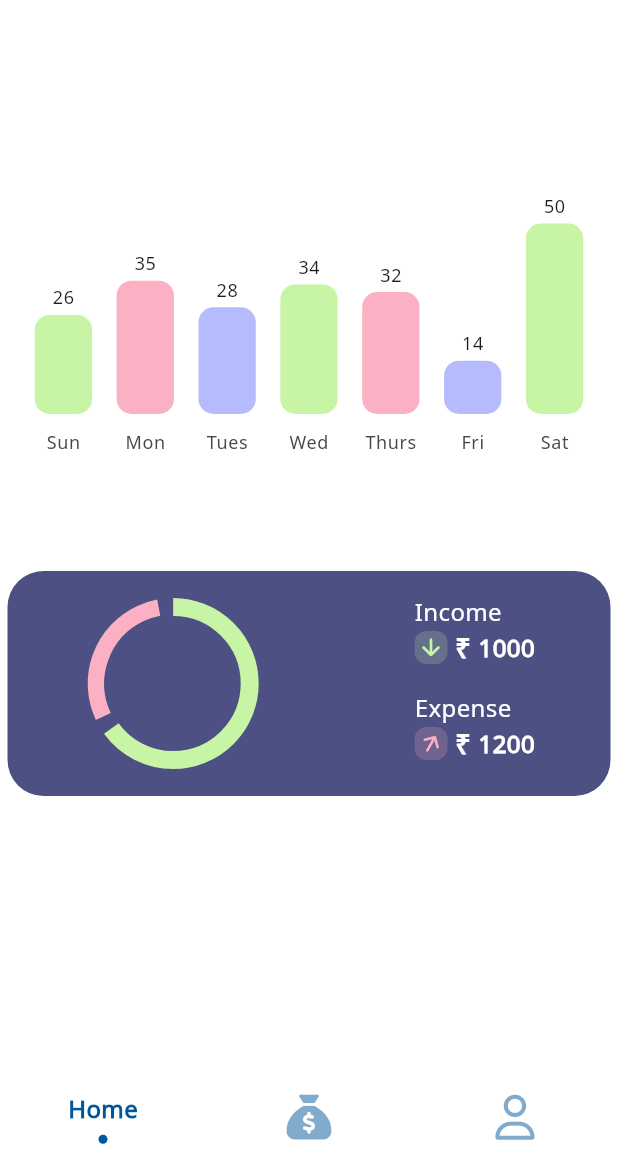
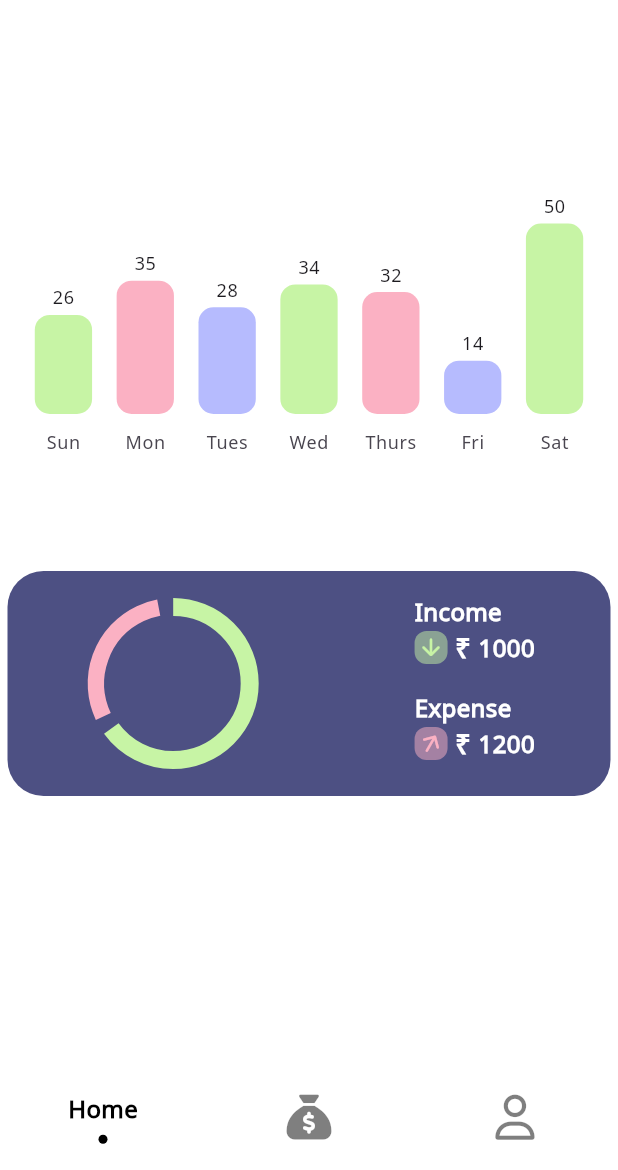
Before and after one commit to Kaizoku01/PayPlan, a Flutter app: the screen it shows after launch, on a phone screen of 412 x 824 dp, the part 66-1236 px from its top. Run offline on Flutter 3.47's test engine with Material 3 defaults, Android fonts, the phone set to English and light mode, and no system bars; drawn by our look-alikes of sliding_clipped_nav_bar, syncfusion_flutter_gauges; our stand-ins replace flutter_svg, font_awesome_flutter, syncfusion_flutter_charts.

Commit message:
dynamic-theming-implemented

```diff
--- a/lib/common/theme/app_color_scheme.dart
+++ b/lib/common/theme/app_color_scheme.dart
@@ -11,6 +11,22 @@ class PayPlanColorScheme {
   static Color get darkFont1 => const Color(0xffffffff);
 
   static Color get lightFont1 => const Color(0xff000000);
+
+  static Color get lightIncomeColor => const Color(0xffC7F4A5);
+
+  static Color get lightExpenseColor => const Color(0xffFBB1C3);
+
+  static Color get lightPrimaryColor1 => const Color(0xff4D5083);
+
+  static Color get lightPrimaryColor2 => const Color(0xffB6BBFE);
+
+  static Color get darkIncomeColor => const Color(0xff92E752);
+
+  static Color get darkExpenseColor => const Color(0xffFF2E61);
+
+  static Color get darkPrimaryColor2 => const Color(0xff7A83FF);
+
+  static Color get darkPrimaryColor1 => const Color(0xff108d68);
 
   static Color bg1Theme(BuildContext context) {
     final isDarkModeEnabled = context.watch<ThemeProvider>().isDarkModeEnabled;
@@ -31,4 +47,84 @@ class PayPlanColorScheme {
       return lightFont1;
     }
   }
+
+  static Color font2Theme(BuildContext context) {
+    final isDarkModeEnabled = context.watch<ThemeProvider>().isDarkModeEnabled;
+
+    if (isDarkModeEnabled) {
+      return lightFont1 ;
+    } else {
+      return darkFont1;
+    }
+  }
+
+  static Color icon1Theme(BuildContext context) {
+    final isDarkModeEnabled = context.watch<ThemeProvider>().isDarkModeEnabled;
+
+    if (isDarkModeEnabled) {
+      return darkFont1;
+    } else {
+      return lightPrimaryColor1;
+    }
+  }
+
+  static Color icon2Theme(BuildContext context) {
+    final isDarkModeEnabled = context.watch<ThemeProvider>().isDarkModeEnabled;
+
+    if (isDarkModeEnabled) {
+      return darkBackground1;
+    } else {
+      return lightPrimaryColor1;
+    }
+  }
+
+  static Color icon3Theme({required BuildContext context, required bool isIncome}) {
+    final isDarkModeEnabled = context.watch<ThemeProvider>().isDarkModeEnabled;
+
+    if (isDarkModeEnabled) {
+      return darkBackground1;
+    } else {
+      return isIncome ? lightIncomeColor : lightExpenseColor;
+    }
+  }
+
+  static Color wealthCardTheme(BuildContext context) {
+    final isDarkModeEnabled = context.watch<ThemeProvider>().isDarkModeEnabled;
+
+    if (isDarkModeEnabled) {
+      return darkPrimaryColor1;
+    } else {
+      return lightPrimaryColor1;
+    }
+  }
+
+  static Color chartBarsTheme1(BuildContext context) {
+    final isDarkModeEnabled = context.watch<ThemeProvider>().isDarkModeEnabled;
+
+    if (isDarkModeEnabled) {
+      return darkIncomeColor;
+    } else {
+      return lightIncomeColor;
+    }
+  }
+
+  static Color chartBarsTheme2(BuildContext context) {
+    final isDarkModeEnabled = context.watch<ThemeProvider>().isDarkModeEnabled;
+
+    if (isDarkModeEnabled) {
+      return darkExpenseColor;
+    } else {
+      return lightExpenseColor;
+    }
+  }
+
+  static Color chartBarsTheme3(BuildContext context) {
+    final isDarkModeEnabled = context.watch<ThemeProvider>().isDarkModeEnabled;
+
+    if (isDarkModeEnabled) {
+      return darkPrimaryColor2;
+    } else {
+      return lightPrimaryColor2;
+    }
+  }
 }
--- a/lib/common/theme/app_text_theme.dart
+++ b/lib/common/theme/app_text_theme.dart
@@ -41,7 +41,7 @@ abstract class PayPlanTextTheme {
       ),
 
       displayMedium: TextStyle(
-        fontSize: 28,
+        fontSize: 26,
         fontWeight: FontWeight.normal,
         color: textColor,
       ),
--- a/lib/common/theme/dark_theme/dark_theme.dart
+++ b/lib/common/theme/dark_theme/dark_theme.dart
@@ -8,6 +8,7 @@ ThemeData darkTheme(BuildContext context) {
     useMaterial3: true,
     brightness: Brightness.dark,
     fontFamily: "Nato Sans",
+      appBarTheme: AppBarTheme(color: PayPlanColorScheme.darkBackground1, elevation: 0),
     textTheme: PayPlanTextTheme.appTextTheme(PayPlanColorScheme.font1Theme(context), context),
   );
 }
--- a/lib/screens/bottom_nav_bar_wrapper/bottom_nav_bar_wrapper.dart
+++ b/lib/screens/bottom_nav_bar_wrapper/bottom_nav_bar_wrapper.dart
@@ -24,10 +24,10 @@ class _BottomNavBarWrapperState extends State<BottomNavBarWrapper> {
   int selectedIndex = 0;
 
   ///[_screenOptions] Contains all screens callouts for bottomNavBar
-  final List<Widget> _screenOptions = const [
-    HomeScreen(),
+  final List<Widget> _screenOptions =  [
+    const HomeScreen(),
     LogScreen(),
-    ProfileScreen(),
+    const ProfileScreen(),
   ];
 
   @override
@@ -71,11 +71,13 @@ class _BottomNavBarWrapperState extends State<BottomNavBarWrapper> {
         controller: _pageController,
         children: _screenOptions,
       ),
-      bottomNavigationBar: SlidingClippedNavBar(
-        backgroundColor: Colors.white,
+      bottomNavigationBar: SizedBox(
+        height: 70,
+        child: SlidingClippedNavBar(
+          backgroundColor: PayPlanColorScheme.bg1Theme(context),
           onButtonPressed: _onButtonPressed,
           iconSize: 30,
-        activeColor: const Color(0xFF01579B),
+          activeColor: PayPlanColorScheme.font1Theme(context),
           selectedIndex: selectedIndex,
           barItems: <BarItem>[
             BarItem(
@@ -92,6 +94,7 @@ class _BottomNavBarWrapperState extends State<BottomNavBarWrapper> {
             ),
           ],
         ),
+      ),
     );
   }
 }
--- a/lib/screens/home_screen/widgets/graphClass.dart
+++ b/lib/screens/home_screen/widgets/graphClass.dart
@@ -49,13 +49,13 @@ class GraphClass extends StatelessWidget {
 }
 
 List<ChartData> data = [
-  ChartData('Sun', 26, Color(0xffC7F4A5)),
-  ChartData('Mon', 35, Color(0xffFBB1C3)),
-  ChartData('Tues', 28, Color(0xffB6BBFE)),
-  ChartData('Wed', 34, Color(0xffC7F4A5)),
-  ChartData('Thurs', 32, Color(0xffFBB1C3)),
-  ChartData('Fri', 14, Color(0xffB6BBFE)),
-  ChartData('Sat', 50, Color(0xffC7F4A5)),
+  ChartData('Sun', 26, const Color(0xffC7F4A5)),
+  ChartData('Mon', 35, const Color(0xffFBB1C3)),
+  ChartData('Tues', 28, const Color(0xffB6BBFE)),
+  ChartData('Wed', 34, const Color(0xffC7F4A5)),
+  ChartData('Thurs', 32, const Color(0xffFBB1C3)),
+  ChartData('Fri', 14, const Color(0xffB6BBFE)),
+  ChartData('Sat', 50, const Color(0xffC7F4A5)),
 ];
 
 class ChartData {
--- a/lib/screens/home_screen/widgets/guageClass.dart
+++ b/lib/screens/home_screen/widgets/guageClass.dart
@@ -1,4 +1,5 @@
 import 'package:flutter/material.dart';
+import 'package:pay_plan/common/theme/app_color_scheme.dart';
 import 'package:syncfusion_flutter_gauges/gauges.dart';
 
 class GuageClass extends StatelessWidget {
@@ -21,7 +22,7 @@ class GuageClass extends StatelessWidget {
             GaugeRange(
               startValue: 0,
               endValue: 0.65,
-              color: const Color(0xffC7F4A5),
+              color: PayPlanColorScheme.chartBarsTheme1(context),
               startWidth: 12,
               endWidth: 12,
             ),
@@ -36,7 +37,7 @@ class GuageClass extends StatelessWidget {
             GaugeRange(
               startValue: 0.68,
               endValue: 0.97,
-              color: const Color(0xffFBB1C3),
+              color: PayPlanColorScheme.chartBarsTheme2(context),
               startWidth: 11,
               endWidth: 11,
             ),
--- a/lib/screens/home_screen/widgets/wealth_information_card.dart
+++ b/lib/screens/home_screen/widgets/wealth_information_card.dart
@@ -1,4 +1,6 @@
 import 'package:flutter/material.dart';
+import 'package:pay_plan/common/theme/app_color_scheme.dart';
+import 'package:pay_plan/common/theme/app_text_theme.dart';
 
 import 'guageClass.dart';
 
@@ -13,7 +15,7 @@ class WealthInformationCard extends StatelessWidget {
       height: 150,
       width: double.infinity,
       decoration: BoxDecoration(
-        color: const Color(0xff4D5083),
+        color: PayPlanColorScheme.wealthCardTheme(context),
         borderRadius: BorderRadius.circular(24),
       ),
       child: Row(
@@ -31,12 +33,43 @@ class WealthInformationCard extends StatelessWidget {
             child: Column(
               crossAxisAlignment: CrossAxisAlignment.start,
               children: [
-                const Text(
+                Text(
                   'Income',
-                  style: TextStyle(
-                    fontWeight: FontWeight.w500,
-                    fontSize: 16,
-                    color: Colors.white,
+                  style: PayPlanTextTheme.appTextTheme(PayPlanColorScheme.font2Theme(context), context).labelLarge!.copyWith(fontWeight: FontWeight.w600),
+                ),
+                Row(
+                  children: [
+                    Container(
+                      height: 22,
+                      width: 22,
+                      decoration: BoxDecoration(
+                        color: PayPlanColorScheme.chartBarsTheme1(context).withOpacity(0.5),
+                        borderRadius: BorderRadius.circular(8),
+                      ),
+                      child:  Icon(
+                        Icons.arrow_downward_rounded,
+                        color: PayPlanColorScheme.icon3Theme(context: context, isIncome: true),
+                        size: 18,
+                      ),
+                    ),
+                     Padding(
+                      padding: const EdgeInsets.symmetric(horizontal: 5.0),
+                      child: Text(
+                        '\u{20B9}',
+                        style: PayPlanTextTheme.appTextTheme(PayPlanColorScheme.font2Theme(context), context).bodyMedium!.copyWith(fontWeight: FontWeight.w600)
+                      ),
+                    ),
+                     Text(
+                      '1000',
+                      style: PayPlanTextTheme.appTextTheme(PayPlanColorScheme.font2Theme(context), context).labelLarge!.copyWith(fontWeight: FontWeight.w600)
+                    ),
+                  ],
+                ),
+                 Padding(
+                  padding: const EdgeInsets.only(top: 15.0),
+                  child: Text(
+                    'Expense',
+                    style: PayPlanTextTheme.appTextTheme(PayPlanColorScheme.font2Theme(context), context).labelLarge!.copyWith(fontWeight: FontWeight.w600)
                   ),
                 ),
                 Row(
@@ -45,83 +78,28 @@ class WealthInformationCard extends StatelessWidget {
                       height: 22,
                       width: 22,
                       decoration: BoxDecoration(
-                        color: const Color(0xffC7F4A5).withOpacity(0.2),
+                        color: PayPlanColorScheme.chartBarsTheme2(context).withOpacity(0.5),
                         borderRadius: BorderRadius.circular(8),
                       ),
-                      child: const Icon(
-                        Icons.arrow_downward_rounded,
-                        color: Color(0xffC7F4A5),
-                        size: 18,
-                      ),
-                    ),
-                    const Padding(
-                      padding: EdgeInsets.symmetric(horizontal: 5.0),
-                      child: Text(
-                        '\u{20B9}',
-                        style: TextStyle(
-                          fontWeight: FontWeight.bold,
-                          fontSize: 18,
-                          color: Colors.white,
+                      child: RotationTransition(
+                        turns: const AlwaysStoppedAnimation(30 / 360),
+                        child: Icon(
+                          Icons.arrow_upward_rounded,
+                          color: PayPlanColorScheme.icon3Theme(context: context, isIncome: false),
+                          size: 19,
                         ),
                       ),
                     ),
-                    const Text(
-                      '1000',
-                      style: TextStyle(
-                        fontWeight: FontWeight.bold,
-                        fontSize: 16,
-                        color: Colors.white,
+                     Padding(
+                      padding: const EdgeInsets.symmetric(horizontal: 5.0),
+                      child: Text(
+                        '\u{20B9}',
+                        style: PayPlanTextTheme.appTextTheme(PayPlanColorScheme.font2Theme(context), context).bodyMedium!.copyWith(fontWeight: FontWeight.w600),
                       ),
                     ),
-                  ],
-                ),
-                const Padding(
-                  padding: EdgeInsets.only(top: 15.0),
-                  child: Text(
-                    'Expense',
-                    style: TextStyle(
-                      fontWeight: FontWeight.w500,
-                      fontSize: 16,
-                      color: Colors.white,
-                    ),
-                  ),
-                ),
-                Row(
-                  children: [
-                    Container(
-                      height: 22,
-                      width: 22,
-                      decoration: BoxDecoration(
-                        color: const Color(0xffFBB1C3).withOpacity(0.2),
-                        borderRadius: BorderRadius.circular(8),
-                      ),
-                      child: const RotationTransition(
-                        turns: AlwaysStoppedAnimation(30 / 360),
-                        child: Icon(
-                          Icons.arrow_upward_rounded,
-                          color: Color(0xffFBB1C3),
-                          size: 18,
-                        ),
-                      ),
-                    ),
-                    const Padding(
-                      padding: EdgeInsets.symmetric(horizontal: 5.0),
-                      child: Text(
-                        '\u{20B9}',
-                        style: TextStyle(
-                          fontWeight: FontWeight.bold,
-                          fontSize: 18,
-                          color: Colors.white,
-                        ),
-                      ),
-                    ),
-                    const Text(
+                     Text(
                       '1200',
-                      style: TextStyle(
-                        fontWeight: FontWeight.bold,
-                        fontSize: 16,
-                        color: Colors.white,
-                      ),
+                      style: PayPlanTextTheme.appTextTheme(PayPlanColorScheme.font2Theme(context), context).labelLarge!.copyWith(fontWeight: FontWeight.w600),
                     ),
                   ],
                 ),
--- a/lib/screens/logs_screen/logs_screen.dart
+++ b/lib/screens/logs_screen/logs_screen.dart
@@ -5,8 +5,8 @@ import '../../common/theme/app_color_scheme.dart';
 import '../../common/theme/app_text_theme.dart';
 
 class LogScreen extends StatelessWidget {
-  const LogScreen({super.key});
-
+  LogScreen({super.key});
+ final  List<bool> testStatusList = [false, true, true];
   @override
   Widget build(BuildContext context) {
     return Padding(
@@ -28,7 +28,7 @@ class LogScreen extends StatelessWidget {
             child: ListView.separated(
               itemCount: 3,
               itemBuilder: (context, index) {
-                return const TransactionCard();
+                return TransactionCard(isIncome: testStatusList[index],);
               },
               separatorBuilder: (BuildContext context, int index) {
                 return const SizedBox(height: 10);
```
Also changed, not shown: lib/screens/logs_screen/widgets/transaction_card.dart (+6 -4 lines), lib/screens/profile_screen/profile_screen.dart (+14 -14 lines), lib/screens/profile_screen/widgets/profile_button.dart (+5 -3 lines), lib/screens/profile_screen/widgets/use_service_card_button.dart (+6 -3 lines). Lines whose indentation alone changed are shown as unchanged.
